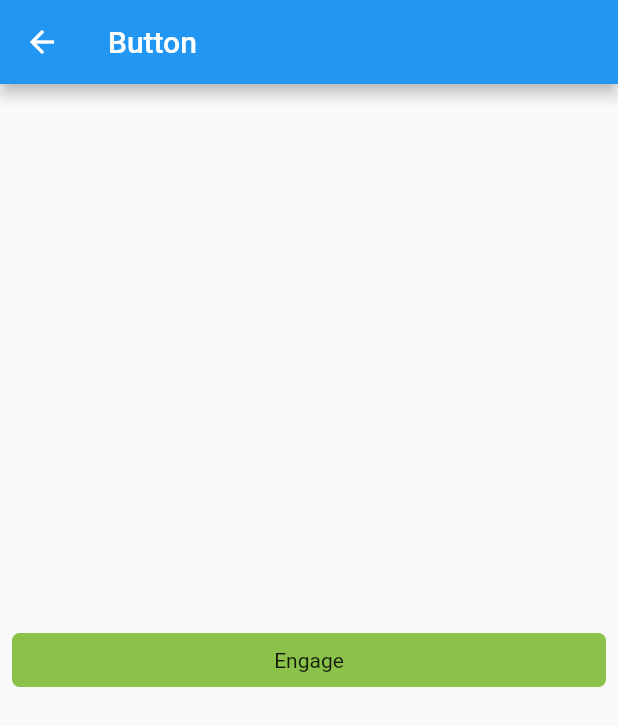
After one commit to davidtran641/flutter-widget, a Flutter app: the screen it shows after launch, after a tap on "Gesture", on a phone screen of 412 x 824 dp. The commit adds this screen. Shown: the top 726 px of the screen. Run offline on Flutter 3.47's test engine with Material 2 defaults, Android fonts, the phone set to English and light mode, and no system bars.

Commit message:
(FEAT) Button

```diff
--- /dev/null
+++ b/flutter_widget/lib/gesture_demo.dart
@@ -0,0 +1,38 @@
+
+import 'package:flutter/material.dart';
+import 'package:flutter/widgets.dart';
+
+class GestureDemo extends StatelessWidget {
+  @override
+  Widget build(BuildContext context) {
+    return Scaffold(
+      appBar: AppBar(title: Text('Button')),
+      body: Center(
+        child: MyButton(),
+      ),
+    );
+  }
+}
+
+class MyButton extends StatelessWidget {
+  @override
+  Widget build(BuildContext context) {
+    return GestureDetector(
+      onTap: () {
+        print('MyButton was tapped!');
+      },
+      child: Container(
+        height: 36.0,
+        padding: const EdgeInsets.all(8.0),
+        margin: const EdgeInsets.symmetric(horizontal: 8.0),
+        decoration: BoxDecoration(
+          borderRadius: BorderRadius.circular(5.0),
+          color: Colors.lightGreen[500],
+        ),
+        child: Center(
+          child: Text('Engage'),
+        ),
+      ),
+    );
+  }
+}
--- a/flutter_widget/lib/main.dart
+++ b/flutter_widget/lib/main.dart
@@ -1,4 +1,5 @@
 import 'package:flutter/material.dart';
+import 'package:flutter_widget/gesture_demo.dart';
 import 'package:flutter_widget/widget_basic.dart';
 
 import 'hello_world.dart';
@@ -46,6 +47,14 @@ class HomePage extends StatelessWidget {
                     MaterialPageRoute(builder: (context) => BasicWidgetDemo()));
               },
             ),
+
+            ListTile(
+              title: Text('Gesture'),
+              onTap: () {
+                Navigator.push(context,
+                    MaterialPageRoute(builder: (context) => GestureDemo()));
+              },
+            ),
           ],
         ),
       );
```
